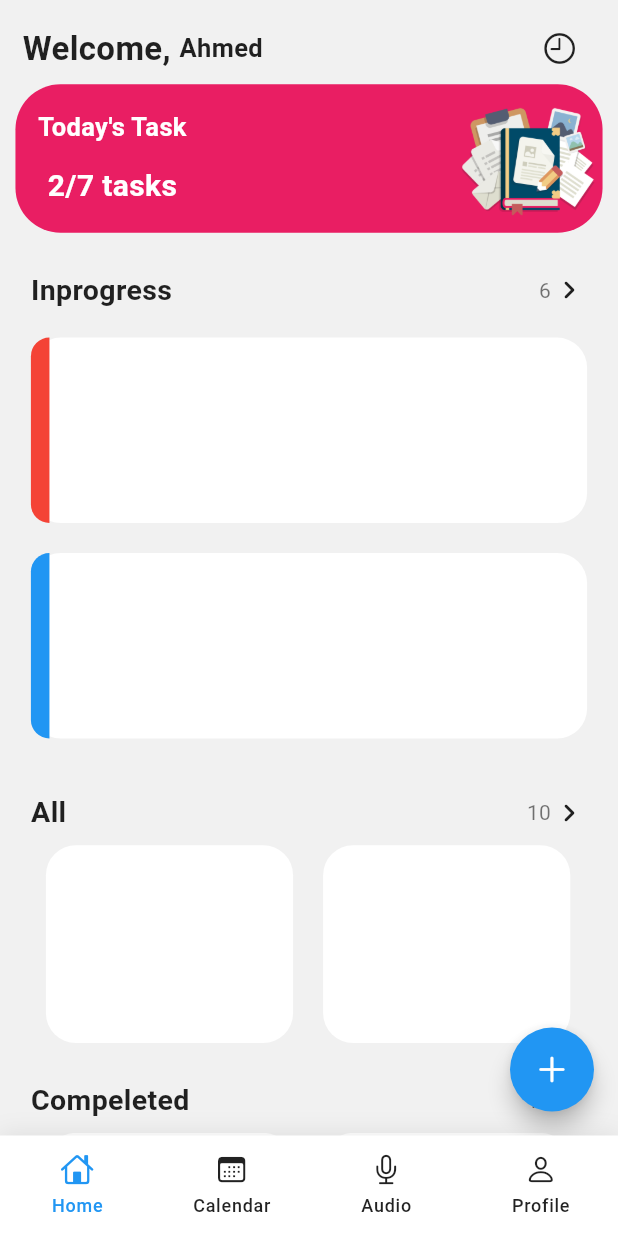
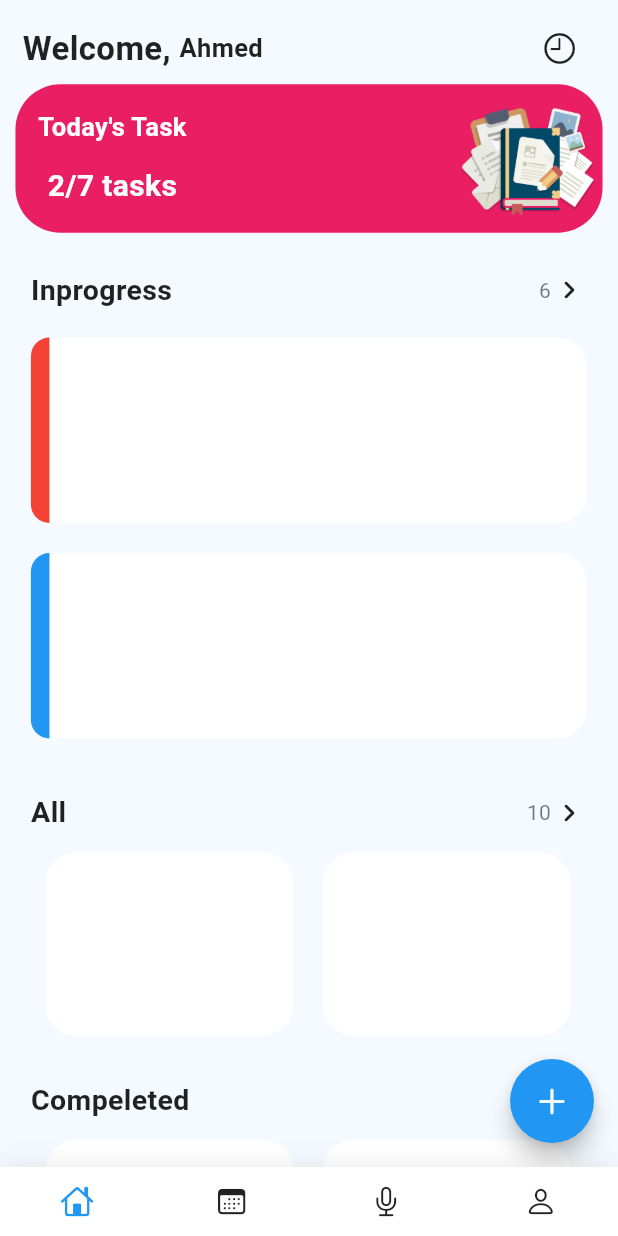
Before and after one commit to Ahmedx44/task_planner, a Flutter app: the screen it shows once a user with an empty profile is signed in, on a phone screen of 412 x 824 dp. Run offline on Flutter 3.47's test engine with Material 3 defaults, Android fonts, the phone set to English and light mode, and no system bars; drawn by our look-alikes of awesome_bottom_bar, extended_image; our stand-ins replace cloud_firestore, dartz, firebase_auth, firebase_core, flutter_hooks, get_it and 6 more; missing offline and left inert: cupertino_onboarding, flagkit, phonenumbers; accounts and stored records are empty.

Commit message:
"Updated theme colors, refactored HomeView and MainView, and made minor layout adjustments."

```diff
--- a/lib/theme/theme.dart
+++ b/lib/theme/theme.dart
@@ -4,7 +4,7 @@ final ThemeData lightMode = ThemeData(
   colorScheme: const ColorScheme.light(
     primary: Colors.blue,
     onPrimary: Colors.white,
-    surface: Color.fromARGB(255, 241, 241, 241),
+    surface: Color.fromARGB(255, 244, 250, 255),
     onSurface: Color.fromARGB(255, 212, 212, 212),
     onSecondary: Colors.black87,
   ),
--- a/lib/ui/home/home_view.dart
+++ b/lib/ui/home/home_view.dart
@@ -18,11 +18,12 @@ class HomeView extends StatelessWidget {
       builder: (context, viewModel, child) => Scaffold(
           backgroundColor: Theme.of(context).colorScheme.surface,
           bottomNavigationBar: BottomBarDefault(
+              paddingVertical: 25,
               items: const [
-                TabItem(title: 'Home', icon: CupertinoIcons.home),
-                TabItem(title: 'Calendar', icon: CupertinoIcons.calendar),
-                TabItem(title: 'Audio', icon: CupertinoIcons.mic),
-                TabItem(title: 'Profile', icon: CupertinoIcons.person),
+                TabItem(icon: CupertinoIcons.home),
+                TabItem(icon: CupertinoIcons.calendar),
+                TabItem(icon: CupertinoIcons.mic),
+                TabItem(icon: CupertinoIcons.person),
               ],
               backgroundColor: Theme.of(context).colorScheme.onPrimary,
               color: Theme.of(context).colorScheme.onSecondary,
--- a/lib/ui/main/main_view.dart
+++ b/lib/ui/main/main_view.dart
@@ -1,7 +1,9 @@
 import 'package:extended_image/extended_image.dart';
 import 'package:flutter/cupertino.dart';
 import 'package:flutter/material.dart';
+import 'package:stacked/stacked.dart';
 import 'package:todo_app/assets/app_image.dart';
+import 'package:todo_app/ui/main/main_view_model.dart';
 import 'package:todo_app/ui/main/widget/mini_card.dart';
 import 'package:todo_app/ui/main/widget/task_card.dart';
 
@@ -10,6 +12,9 @@ class MainView extends StatelessWidget {
 
   @override
   Widget build(BuildContext context) {
+    return ViewModelBuilder.nonReactive(
+      viewModelBuilder: () => MainViewModel(),
+      builder: (context, viewModel, child) {
         return Scaffold(
           backgroundColor: Theme.of(context).colorScheme.surface,
           body: SafeArea(
@@ -31,8 +36,9 @@ class MainView extends StatelessWidget {
                                 'Welcome, ',
                                 style: TextStyle(
                                     fontWeight: FontWeight.bold,
-                                color:
-                                    Theme.of(context).colorScheme.onSecondary,
+                                    color: Theme.of(context)
+                                        .colorScheme
+                                        .onSecondary,
                                     fontSize: 22),
                               ),
                               Text(
@@ -40,8 +46,9 @@ class MainView extends StatelessWidget {
                                 style: TextStyle(
                                     fontWeight: FontWeight.w600,
                                     fontSize: 17,
-                                color:
-                                    Theme.of(context).colorScheme.onSecondary),
+                                    color: Theme.of(context)
+                                        .colorScheme
+                                        .onSecondary),
                               )
                             ],
                           ),
@@ -49,7 +56,8 @@ class MainView extends StatelessWidget {
                               onPressed: () {},
                               icon: Icon(
                                 CupertinoIcons.time,
-                            color: Theme.of(context).colorScheme.onSecondary,
+                                color:
+                                    Theme.of(context).colorScheme.onSecondary,
                               ))
                         ],
                       ),
@@ -81,7 +89,9 @@ class MainView extends StatelessWidget {
             ),
           ),
           floatingActionButton: FloatingActionButton(
-        onPressed: () {},
+            onPressed: () {
+              viewModel.showCreateNewTask(context);
+            },
             shape: const CircleBorder(),
             backgroundColor: Theme.of(context).colorScheme.primary,
             child: const Icon(
@@ -89,6 +99,8 @@ class MainView extends StatelessWidget {
               color: Colors.white,
             ),
           ),
+        );
+      },
     );
   }
 
--- a/lib/ui/main/widget/mini_card.dart
+++ b/lib/ui/main/widget/mini_card.dart
@@ -6,7 +6,7 @@ class MiniCard extends StatelessWidget {
   @override
   Widget build(BuildContext context) {
     return Container(
-      margin: const EdgeInsets.symmetric(horizontal: 10),
+      margin: const EdgeInsets.symmetric(horizontal: 10, vertical: 5),
       decoration: BoxDecoration(
         borderRadius: BorderRadius.circular(20),
         color: Theme.of(context).colorScheme.onPrimary,
--- /dev/null
+++ b/lib/ui/new_task/newTask_view_model.dart
@@ -0,0 +1,3 @@
+import 'package:stacked/stacked.dart';
+
+class NewtaskViewModel extends BaseViewModel {}
```
Also changed, not shown: lib/ui/main/main_view_model.dart (added, +16 -0 lines), lib/ui/new_task/newTask_view.dart (added, +53 -0 lines). Lines whose indentation alone changed are shown as unchanged.
